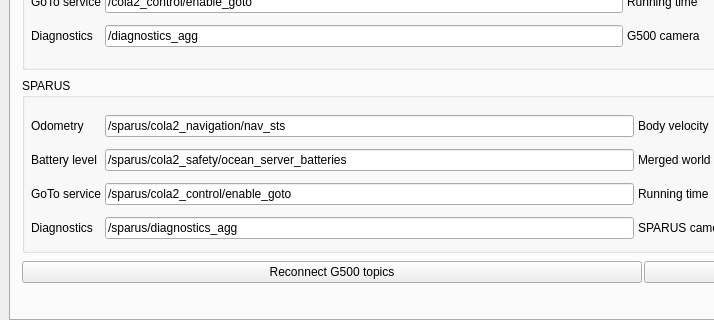
This is ui/main_window.ui in jcgarsan/merbots_gui as Qt 5 draws it before an edit; both pictures show x 0 to 714 and y 175 to 495 of the 1280 by 750 pixel window. The edited form follows.
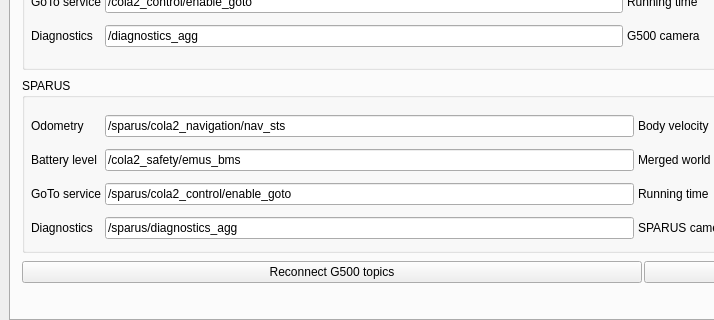
This is the edited form. The open tabs and pages were chosen to show the change. Icons and pictures are not drawn.

Commit message: Sparus battery topic modified

```diff
--- a/ui/main_window.ui
+++ b/ui/main_window.ui
@@ -2218,7 +2218,7 @@
                <item row="1" column="1">
                 <widget class="QLineEdit" name="sparusTopicBatteryLevel">
                  <property name="text">
-                  <string>/sparus/cola2_safety/ocean_server_batteries</string>
+                  <string>/cola2_safety/emus_bms</string>
                  </property>
                 </widget>
                </item>
```
Left out of the diff: 2 changed lines with no effect on the pictures. The commit also changes 1 other file.
